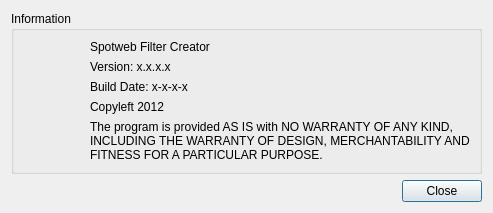
Old version of the form aboutdialog.ui in the repository BrainB0ne/spotwebfc.
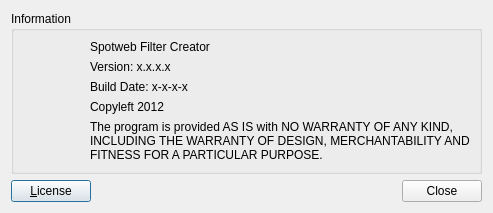
New version of the form. Icons and pictures are not drawn.

Commit message: added License Dialog changed GPL comment

Diff of the .ui file:
```diff
--- a/aboutdialog.ui
+++ b/aboutdialog.ui
@@ -33,7 +33,7 @@
     <normaloff>:/images/about.png</normaloff>:/images/about.png</iconset>
   </property>
   <layout class="QGridLayout" name="gridLayout">
-   <item row="0" column="0">
+   <item row="0" column="0" colspan="3">
     <widget class="QGroupBox" name="groupBox">
      <property name="title">
       <string>Information</string>
@@ -98,6 +98,26 @@
     </widget>
    </item>
    <item row="1" column="0">
+    <widget class="QPushButton" name="licenseButton">
+     <property name="text">
+      <string>&amp;License</string>
+     </property>
+    </widget>
+   </item>
+   <item row="1" column="1">
+    <spacer name="horizontalSpacer">
+     <property name="orientation">
+      <enum>Qt::Horizontal</enum>
+     </property>
+     <property name="sizeHint" stdset="0">
+      <size>
+       <width>298</width>
+       <height>20</height>
+      </size>
+     </property>
+    </spacer>
+   </item>
+   <item row="1" column="2">
     <widget class="QDialogButtonBox" name="buttonBox">
      <property name="orientation">
       <enum>Qt::Horizontal</enum>
```
The commit also changes 2 other files.
